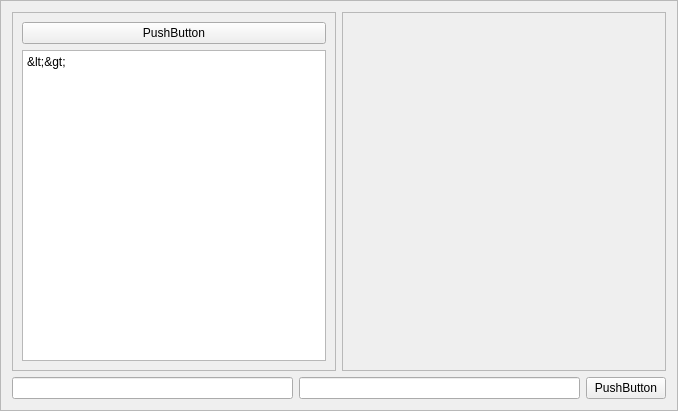
Old version of the form ui/op_builder.ui in the repository slaclab/paws.
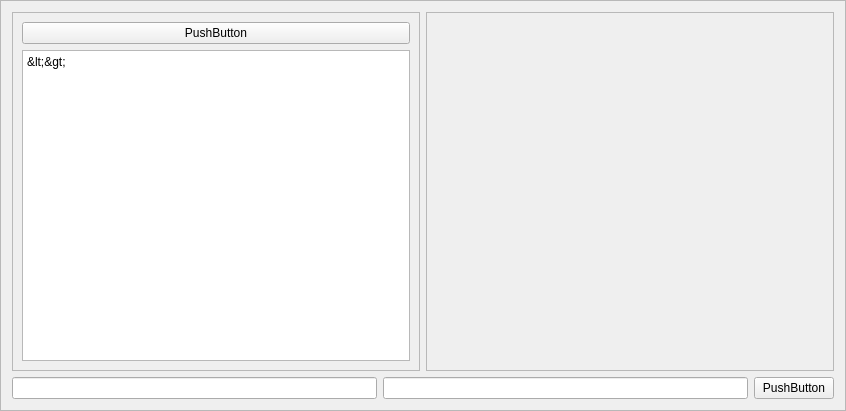
New version of the form.

Commit message: fixed up the ui frame size issues

Diff of the .ui file:
```diff
--- a/ui/op_builder.ui
+++ b/ui/op_builder.ui
@@ -6,7 +6,7 @@
    <rect>
     <x>0</x>
     <y>0</y>
-    <width>678</width>
+    <width>846</width>
     <height>411</height>
    </rect>
   </property>
@@ -59,7 +59,7 @@
        <rect>
         <x>0</x>
         <y>0</y>
-        <width>324</width>
+        <width>408</width>
         <height>354</height>
        </rect>
       </property>
```
The commit also changes 5 other files.
